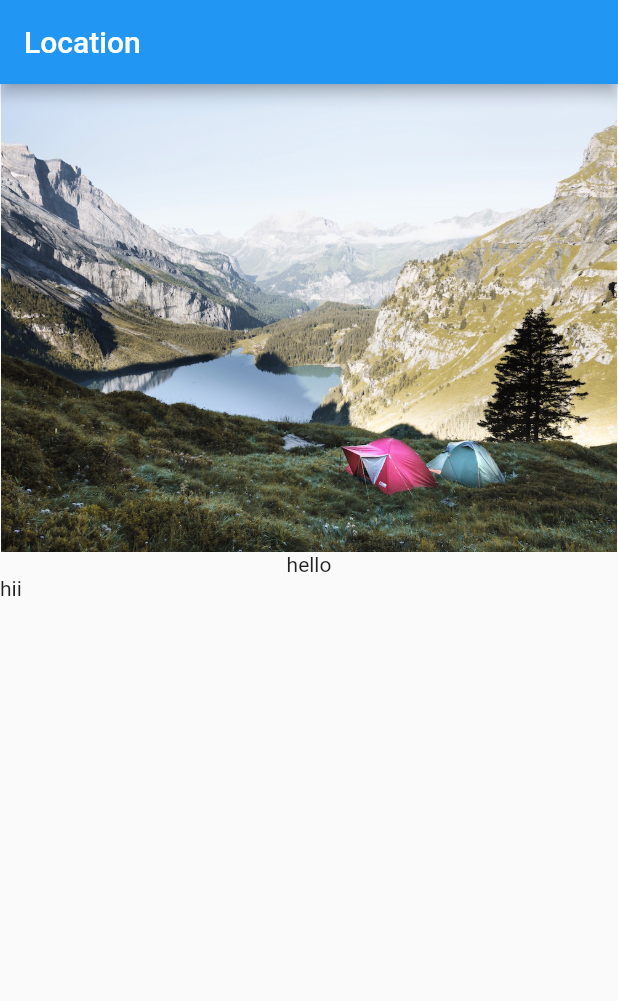
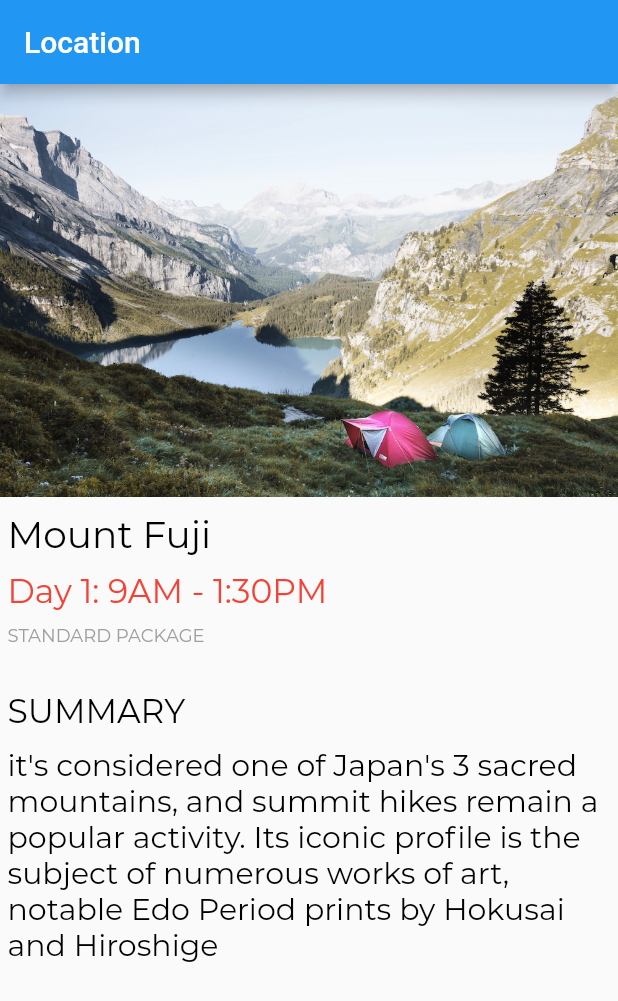
Before and after one commit to Pratiknarola/flutter_layout_practice, a Flutter app: the screen it shows after launch, on a phone screen of 412 x 824 dp. Shown: the top 1001 px of the screen. Run offline on Flutter 3.47's test engine with Material 2 defaults, Android fonts, the phone set to English and light mode, and no system bars.

Commit message:
added containers and details

```diff
--- a/lib/main.dart
+++ b/lib/main.dart
@@ -10,6 +10,7 @@ class myApp extends StatelessWidget {
   @override
   Widget build(BuildContext context) {
     return MaterialApp(
+      debugShowCheckedModeBanner: false,
       home: new LocationDetail()
     );
   }
--- /dev/null
+++ b/lib/screens/get_container.dart
@@ -0,0 +1,27 @@
+import 'package:flutter/material.dart';
+
+class get_container extends StatelessWidget{
+  double _tPad;
+  //double _lPad;
+  String _text;
+  Color _color;
+  double _fSize;
+
+  get_container(this._tPad,/* this._lPad,*/ this._text, this._color, this._fSize);
+
+  @override
+  Widget build(BuildContext context) {
+    // TODO: implement build
+    return Container(
+      child: Text(
+        _text,
+        style: TextStyle(color: _color, fontSize: _fSize, fontFamily: "Montserrat"),
+        textDirection: TextDirection.ltr,
+        textAlign: TextAlign.left,
+        //softWrap: true,
+      ),
+      padding: EdgeInsets.only(top: _tPad, left: 5.0),
+    );
+  }
+
+}
--- a/lib/screens/location_details.dart
+++ b/lib/screens/location_details.dart
@@ -1,5 +1,6 @@
 import 'package:flutter/cupertino.dart';
 import 'package:flutter/material.dart';
+import 'package:flutter_layout/screens/get_container.dart';
 
 class LocationDetail extends StatelessWidget{
   @override
@@ -11,20 +12,13 @@ class LocationDetail extends StatelessWidget{
         mainAxisAlignment: MainAxisAlignment.start,
         crossAxisAlignment: CrossAxisAlignment.stretch,
         children: <Widget>[
-          Image.asset('images/lake.jpg', height: 312.0,),
-          Container(
-            child: Text(
-              "hello",
-              textDirection: TextDirection.ltr,
-              textAlign: TextAlign.center,
-            ),
-          ),
-          Container(
-            child: Text(
-              "hii",
-              textDirection: TextDirection.ltr,
-            ),
-          ),
+          Image.asset('images/lake.jpg', height: 275.0, fit:BoxFit.cover,),
+          get_container(10.0, "Mount Fuji", Colors.black, 25.0),
+          get_container(10.0, "Day 1: 9AM - 1:30PM", Colors.red, 22.0),
+          get_container(8.0, "Standard Package".toUpperCase(), Colors.grey, 12.0),
+          get_container(30.0, "Summary".toUpperCase(), Colors.black, 22.0),
+          get_container(10.0, "it's considered one of Japan's 3 sacred mountains, and summit hikes remain a popular activity. Its iconic profile is the subject of numerous works of art, notable Edo Period prints by Hokusai and Hiroshige", Colors.black, 20.0 ),
+
         ],
       ),
     );
```
Also changed, not shown: pubspec.yaml (+7 -1 lines).
